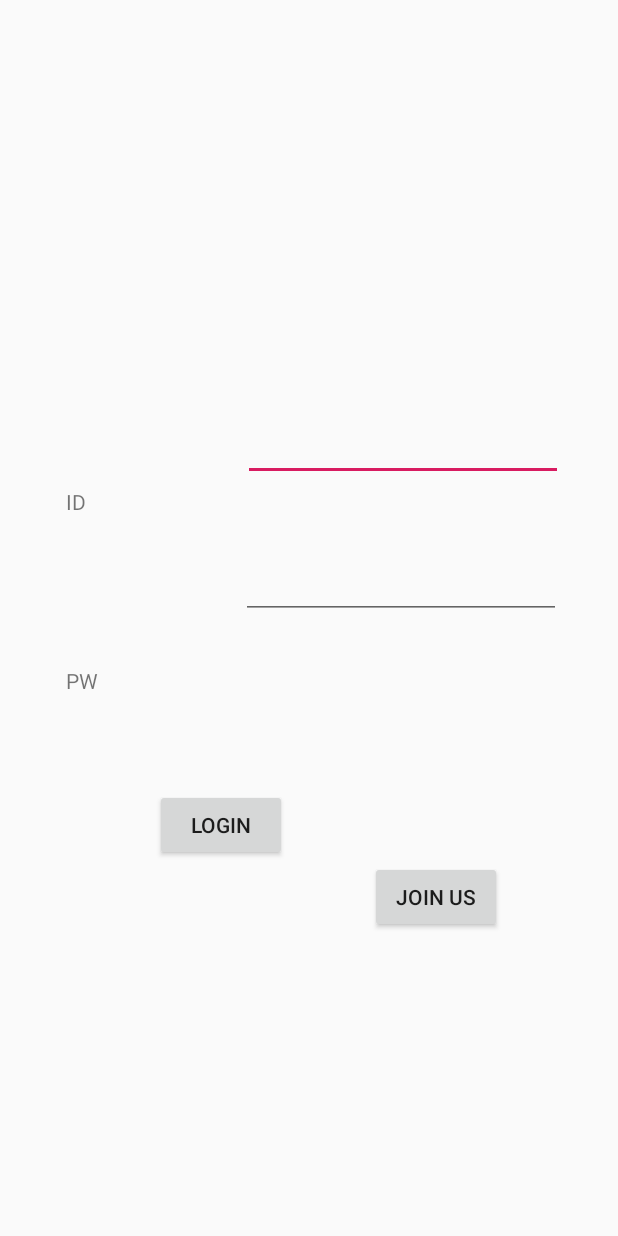
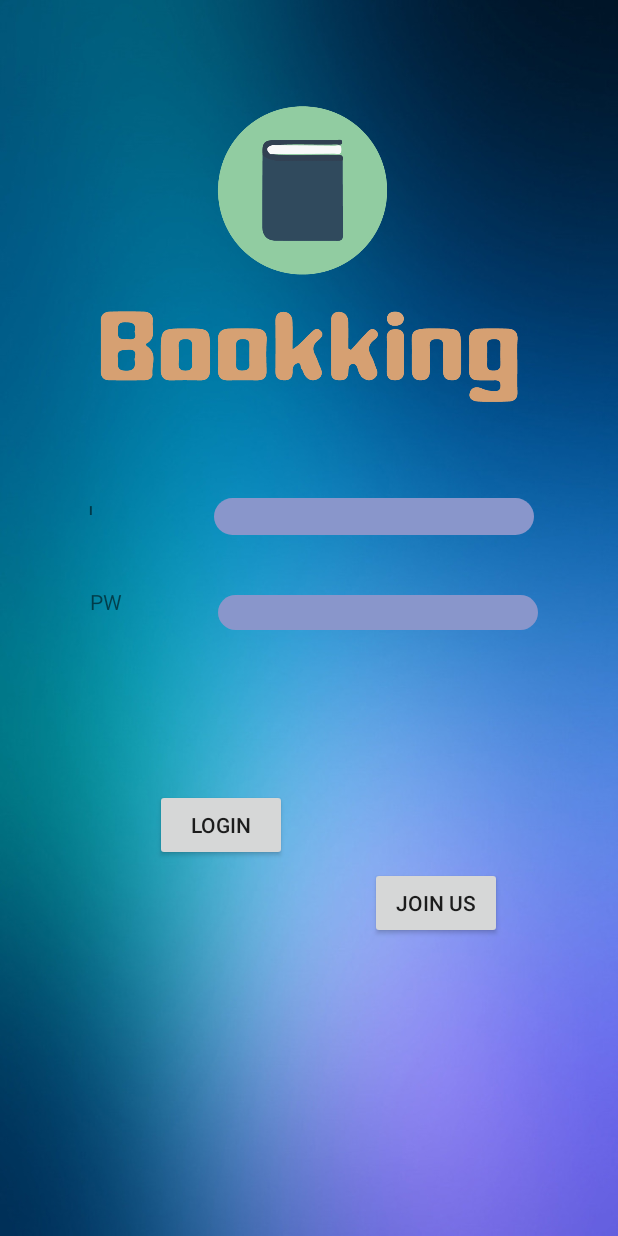
Before and after one commit to GitaeA/fireBook, an Android app: the screen it shows after launch (Login), on a phone screen of 412 x 824 dp. Run offline under Robolectric (Android 15) with nearby library versions, the phone set to English and light mode, and no system bars.

Commit message:
배경 지정

```diff
--- a/app/src/main/java/com/mobitant/firebook/Sale.java
+++ b/app/src/main/java/com/mobitant/firebook/Sale.java
@@ -75,7 +75,8 @@ public class Sale extends Fragment implements ServerResponse {
             @Override
             public void onClick(View v) {
                 HashMap<String, String> parameter = new HashMap<>();
-                parameter.put("key", "7EF192D7C7D2600470252980FD233757C69B747264C145A0255E78ADB51650F9");
+             //   parameter.put("key", "7EF192D7C7D2600470252980FD233757C69B747264C145A0255E78ADB51650F9");
+                parameter.put("key","5311E683D5D7DFF35EA08512622C2591D9F4458E6C3D655225E4EEE76CD8B1BD");
                 parameter.put("query", search);
                 parameter.put("output", "json");
                 new Server().onDb("https://book.interpark.com/api/search.api", parameter, thiss);
--- a/app/src/main/java/com/mobitant/firebook/SaleClick.java
+++ b/app/src/main/java/com/mobitant/firebook/SaleClick.java
@@ -17,6 +17,7 @@ import android.widget.EditText;
 import android.widget.ImageView;
 import android.widget.Spinner;
 import android.widget.TextView;
+import android.widget.Toast;
 
 import com.bumptech.glide.Glide;
 
@@ -193,6 +194,7 @@ public class SaleClick extends Fragment implements ServerResponse {
 
                 new Server().onDb("http://54.180.109.133:4000/sale",parameter,thiss);
                 book_id++;
+                Toast.makeText(getContext(),"등록이 완료 되었습니다!!!",Toast.LENGTH_LONG).show();
             }
         });
 
--- /dev/null
+++ b/app/src/main/res/drawable/round.xml
@@ -0,0 +1,11 @@
+<?xml version="1.0" encoding="utf-8"?>
+<!--  res/drawable/rounded_edittext.xml -->
+<shape xmlns:android="http://schemas.android.com/apk/res/android"
+    android:shape="rectangle" android:padding="10dp">
+    <solid android:color="#8996CB"/>
+    <corners
+        android:bottomRightRadius="15dp"
+        android:bottomLeftRadius="15dp"
+        android:topLeftRadius="15dp"
+        android:topRightRadius="15dp"/>
+</shape>
--- a/app/src/main/res/layout/join.xml
+++ b/app/src/main/res/layout/join.xml
@@ -4,7 +4,8 @@
     xmlns:app="http://schemas.android.com/apk/res-auto"
     xmlns:tools="http://schemas.android.com/tools"
     android:layout_width="match_parent"
-    android:layout_height="match_parent">
+    android:layout_height="match_parent"
+        android:background="@drawable/login">
 
 
     <TextView
--- a/app/src/main/res/layout/login.xml
+++ b/app/src/main/res/layout/login.xml
@@ -4,7 +4,8 @@
     xmlns:app="http://schemas.android.com/apk/res-auto"
     xmlns:tools="http://schemas.android.com/tools"
     android:layout_width="match_parent"
-    android:layout_height="match_parent">
+    android:layout_height="match_parent"
+    android:background="@drawable/login">
 
     <Button
         android:id="@+id/loginBtn"
@@ -22,17 +23,13 @@
 
     <TextView
         android:id="@+id/textView4"
-        android:layout_width="0dp"
-        android:layout_height="wrap_content"
-        android:layout_marginStart="44dp"
-        android:layout_marginLeft="44dp"
-        android:layout_marginTop="308dp"
-        android:layout_marginEnd="308dp"
-        android:layout_marginRight="308dp"
-        android:layout_marginBottom="41dp"
+        android:layout_width="4dp"
+        android:layout_height="11dp"
+        android:layout_marginTop="332dp"
+        android:layout_marginEnd="8dp"
         android:text="ID"
-        app:layout_constraintBottom_toTopOf="@+id/textView5"
         app:layout_constraintEnd_toEndOf="parent"
+        app:layout_constraintHorizontal_bias="0.147"
         app:layout_constraintStart_toStartOf="parent"
         app:layout_constraintTop_toTopOf="parent" />
 
@@ -40,16 +37,9 @@
         android:id="@+id/textView5"
         android:layout_width="wrap_content"
         android:layout_height="wrap_content"
-        android:layout_marginStart="44dp"
-        android:layout_marginLeft="44dp"
-        android:layout_marginTop="41dp"
-        android:layout_marginEnd="308dp"
-        android:layout_marginRight="308dp"
-        android:layout_marginBottom="344dp"
+        android:layout_marginStart="60dp"
+        android:layout_marginTop="48dp"
         android:text="PW"
-        app:layout_constraintBottom_toBottomOf="parent"
-        app:layout_constraintEnd_toEndOf="parent"
-        app:layout_constraintHorizontal_bias="0.0"
         app:layout_constraintStart_toStartOf="parent"
         app:layout_constraintTop_toBottomOf="@+id/textView4" />
 
@@ -57,34 +47,23 @@
         android:id="@+id/editText"
         android:layout_width="wrap_content"
         android:layout_height="wrap_content"
-        android:layout_marginStart="58dp"
-        android:layout_marginLeft="58dp"
-        android:layout_marginTop="287dp"
-        android:layout_marginEnd="37dp"
-        android:layout_marginRight="37dp"
-        android:layout_marginBottom="23dp"
+        android:layout_marginStart="80dp"
+        android:layout_marginTop="332dp"
+        android:background="@drawable/round"
         android:ems="10"
         android:inputType="textPersonName"
-        app:layout_constraintBottom_toTopOf="@+id/editText2"
-        app:layout_constraintEnd_toEndOf="parent"
         app:layout_constraintStart_toEndOf="@+id/textView4"
         app:layout_constraintTop_toTopOf="parent" />
 
     <EditText
         android:id="@+id/editText2"
         android:layout_width="wrap_content"
-        android:layout_height="wrap_content"
-        android:layout_marginStart="95dp"
-        android:layout_marginLeft="95dp"
-        android:layout_marginTop="23dp"
-        android:layout_marginEnd="38dp"
-        android:layout_marginRight="38dp"
-        android:layout_marginBottom="126dp"
+        android:layout_height="23dp"
+        android:layout_marginStart="64dp"
+        android:layout_marginTop="40dp"
+        android:background="@drawable/round"
         android:ems="10"
         android:inputType="textPassword"
-
-        app:layout_constraintBottom_toTopOf="@+id/loginBtn"
-        app:layout_constraintEnd_toEndOf="parent"
         app:layout_constraintStart_toEndOf="@+id/textView5"
         app:layout_constraintTop_toBottomOf="@+id/editText" />
 
@@ -102,4 +81,16 @@
         app:layout_constraintStart_toEndOf="@+id/loginBtn"
         app:layout_constraintTop_toBottomOf="@+id/editText2" />
 
+    <ImageView
+        android:id="@+id/imageView"
+        android:layout_width="285dp"
+        android:layout_height="225dp"
+        android:layout_marginStart="8dp"
+        android:layout_marginTop="56dp"
+        android:layout_marginEnd="8dp"
+        android:src="@drawable/logo2"
+        app:layout_constraintEnd_toEndOf="parent"
+        app:layout_constraintStart_toStartOf="parent"
+        app:layout_constraintTop_toTopOf="parent" />
+
 </android.support.constraint.ConstraintLayout>
```
Also changed, not shown: app/src/main/res/drawable/login.png (added), app/src/main/res/drawable/logo.png (added), app/src/main/res/drawable/logo2.png (added).
